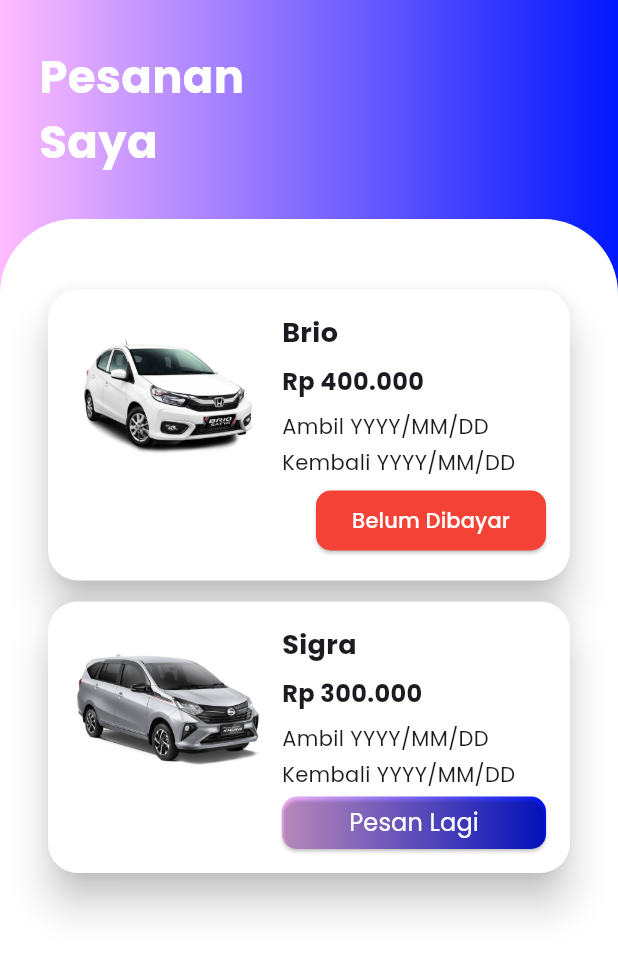
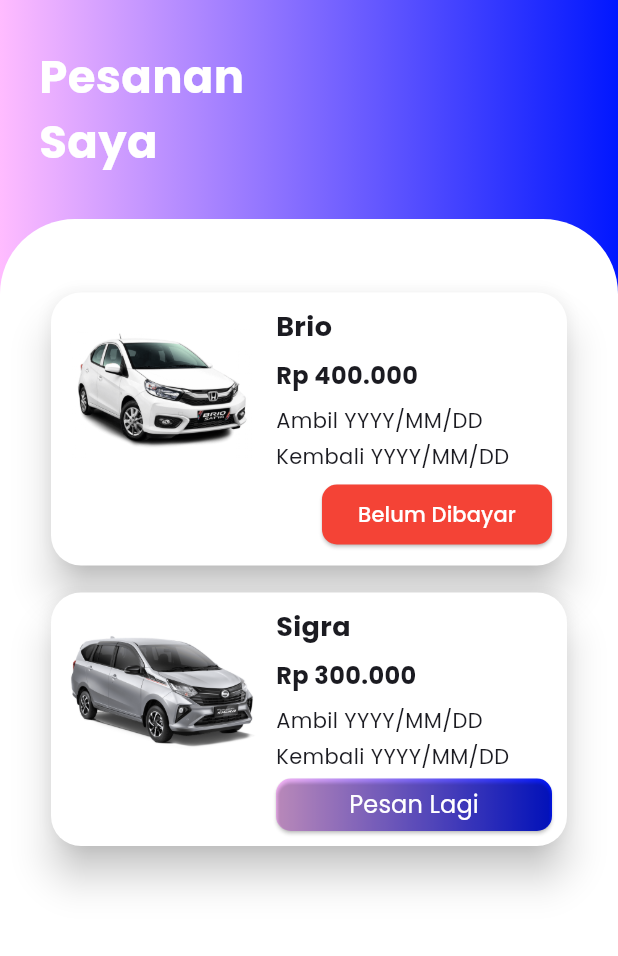
Before and after one commit to solsteace/gaskeun-mobile, a Flutter app: the BookingPage screen opened directly, on a phone screen of 412 x 824 dp. Shown: the top 956 px of the screen. Run offline on Flutter 3.47's test engine with Material 3 defaults, Android fonts, the phone set to English and light mode, and no system bars; our stand-ins replace carousel_slider, file_picker, geocoding, google_maps_flutter.

Commit message:
perbaiki padding

```diff
--- a/lib/components/car_card_booking.dart
+++ b/lib/components/car_card_booking.dart
@@ -22,7 +22,7 @@
   @override
   Widget build(BuildContext context) {
     return Padding(
-      padding: const EdgeInsets.all(3),
+      padding: const EdgeInsets.all(5),
       child: Card(
         elevation: 11,
         color: Colors.white,
@@ -30,7 +30,7 @@
           borderRadius: BorderRadius.circular(20),
         ),
         child: Padding(
-          padding: const EdgeInsets.all(16),
+          padding: const EdgeInsets.all(10),
           child: Row(
             crossAxisAlignment: CrossAxisAlignment.start,
             children: [
```
